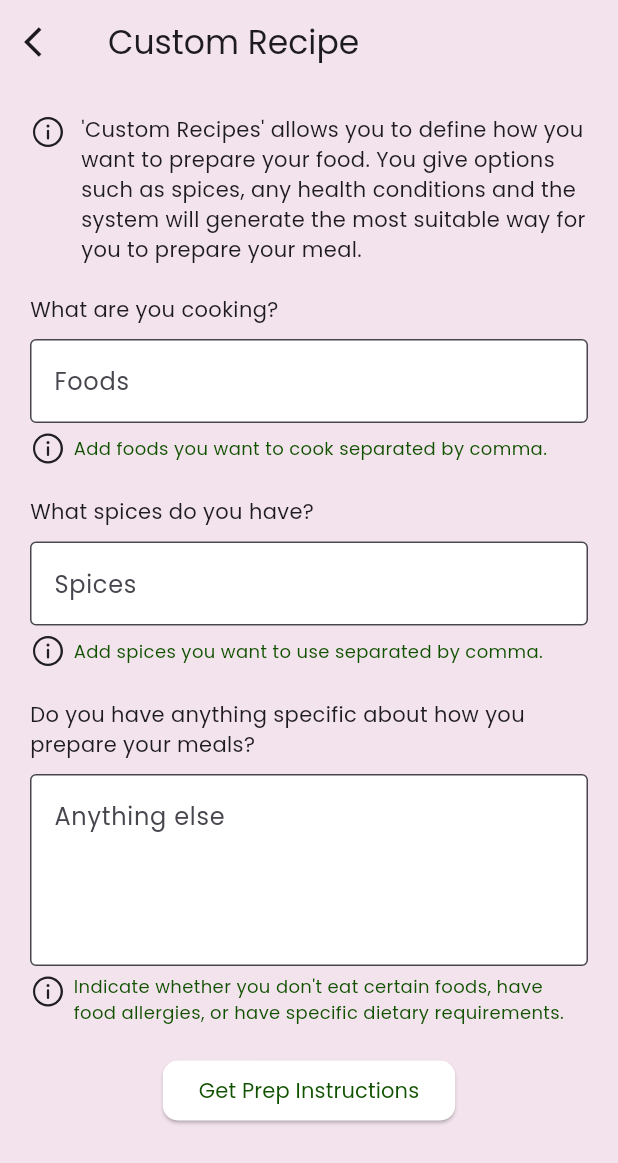
After one commit to BernardMugita/Utakula, a Flutter app: the Recipes screen opened by its route, on a phone screen of 412 x 824 dp. The commit adds this screen. Shown: the top 1163 px of the screen. Run offline on Flutter 3.47's test engine with Material 3 defaults, Android fonts, the phone set to English and light mode, and no system bars; our stand-ins replace carousel_slider, dots_indicator, firebase_auth, firebase_core, firebase_database, firebase_storage and 9 more; accounts and stored records are empty; generated files the repository leaves out were written again; network calls fail.

Commit message:
Changes made to the Recipes page and Meal Templates.

```diff
--- a/meal_planner/lib/main.dart
+++ b/meal_planner/lib/main.dart
@@ -7,7 +7,9 @@ import 'package:meal_planner/screens/how_to_prepare.dart';
 import 'package:meal_planner/screens/invite_friends_family.dart';
 import 'package:meal_planner/screens/login.dart';
 import 'package:meal_planner/screens/day_meal_plan.dart';
+import 'package:meal_planner/screens/meal_templates.dart';
 import 'package:meal_planner/screens/new_meal_plan.dart';
+import 'package:meal_planner/screens/recipes.dart';
 import 'package:meal_planner/screens/user_account.dart';
 import 'package:meal_planner/utils/func_utils.dart';
 import 'package:meal_planner/utils/theme_utils.dart';
@@ -64,6 +66,8 @@ class MyApp extends StatelessWidget {
                 mealPlan: {},
               ),
           '/account': (context) => const UserAccount(),
+          '/meal_templates': (context) => const MealTemplates(),
+          '/recipes': (context) => const Recipes(),
         });
   }
 }
--- a/meal_planner/lib/screens/how_to_prepare.dart
+++ b/meal_planner/lib/screens/how_to_prepare.dart
@@ -78,7 +78,6 @@ class _HowToPrepareState extends State<HowToPrepare> {
     final args = ModalRoute.of(context)?.settings.arguments as Map?;
     selectedPlan = args?['selectedPlan'] ?? {};
 
-    // Fetch instructions for all meal types on initialization
     fetchInstructionsForAllMealTypes();
   }
 
--- /dev/null
+++ b/meal_planner/lib/screens/recipes.dart
@@ -0,0 +1,218 @@
+import 'package:fluentui_system_icons/fluentui_system_icons.dart';
+import 'package:flutter/material.dart';
+import 'package:gap/gap.dart';
+import 'package:meal_planner/utils/theme_utils.dart';
+
+class Recipes extends StatefulWidget {
+  const Recipes({super.key});
+
+  @override
+  State<Recipes> createState() => _RecipesState();
+}
+
+class _RecipesState extends State<Recipes> {
+  TextEditingController foodsController = TextEditingController();
+  TextEditingController spicesController = TextEditingController();
+
+  List<String> foods = [];
+  List<String> spices = [];
+
+  void _addItem(
+      String input, List<String> list, TextEditingController controller) {
+    if (input.isNotEmpty && input.endsWith(',')) {
+      String item =
+          input.substring(0, input.length - 1).trim(); // Remove trailing comma
+      if (item.isNotEmpty) {
+        setState(() {
+          list.add(item);
+        });
+      }
+      controller.clear(); // Clear the text field
+    }
+  }
+
+  void _removeItem(int index, List<String> list) {
+    setState(() {
+      list.removeAt(index);
+    });
+  }
+
+  Widget _buildItemList(List<String> list) {
+    return Wrap(
+      spacing: 5,
+      runSpacing: 5,
+      children: list
+          .asMap()
+          .entries
+          .map((entry) => Chip(
+                label: Text(entry.value),
+                deleteIcon: const Icon(Icons.close),
+                onDeleted: () => _removeItem(entry.key, list),
+              ))
+          .toList(),
+    );
+  }
+
+  @override
+  Widget build(BuildContext context) {
+    return Scaffold(
+      backgroundColor: ThemeUtils.$backgroundColor,
+      appBar: AppBar(
+        elevation: 0,
+        title: const Text("Custom Recipe"),
+        backgroundColor: ThemeUtils.$backgroundColor,
+        leading: GestureDetector(
+          onTap: () => Navigator.pop(context),
+          child: const Icon(Icons.arrow_back_ios),
+        ),
+      ),
+      body: SingleChildScrollView(
+        padding: const EdgeInsets.all(20),
+        child: Column(
+          children: [
+            const Row(
+              crossAxisAlignment: CrossAxisAlignment.start,
+              children: [
+                Icon(FluentIcons.info_24_regular),
+                Gap(10),
+                Expanded(
+                  child: Text(
+                      textAlign: TextAlign.left,
+                      "'Custom Recipes' allows you to define how you want to prepare your food. "
+                      "You give options such as spices, any health conditions and the system will "
+                      "generate the most suitable way for you to prepare your meal."),
+                )
+              ],
+            ),
+            const Gap(20),
+            Column(
+              crossAxisAlignment: CrossAxisAlignment.start,
+              children: [
+                const Text("What are you cooking?"),
+                const Gap(10),
+                _buildItemList(foods),
+                TextField(
+                  controller: foodsController,
+                  decoration: const InputDecoration(
+                    filled: true,
+                    fillColor: ThemeUtils.$secondaryColor,
+                    border: OutlineInputBorder(),
+                    labelText: "Foods",
+                  ),
+                  onChanged: (value) => _addItem(value, foods, foodsController),
+                ),
+                const Gap(5),
+                const SizedBox(
+                  width: double.infinity,
+                  child: Row(
+                    children: [
+                      Icon(FluentIcons.info_24_regular),
+                      Gap(5),
+                      Text(
+                        "Add foods you want to cook separated by comma.",
+                        textAlign: TextAlign.left,
+                        style: TextStyle(
+                            color: ThemeUtils.$primaryColor, fontSize: 12),
+                      )
+                    ],
+                  ),
+                )
+              ],
+            ),
+            const Gap(20),
+            Column(
+              crossAxisAlignment: CrossAxisAlignment.start,
+              children: [
+                const Text("What spices do you have?"),
+                const Gap(10),
+                _buildItemList(spices),
+                TextField(
+                  controller: spicesController,
+                  decoration: const InputDecoration(
+                    filled: true,
+                    fillColor: ThemeUtils.$secondaryColor,
+                    border: OutlineInputBorder(),
+                    labelText: "Spices",
+                  ),
+                  onChanged: (value) =>
+                      _addItem(value, spices, spicesController),
+                ),
+                const Gap(5),
+                const SizedBox(
+                  width: double.infinity,
+                  child: Row(
+                    children: [
+                      Icon(FluentIcons.info_24_regular),
+                      Gap(5),
+                      Text(
+                        "Add spices you want to use separated by comma.",
+                        textAlign: TextAlign.left,
+                        style: TextStyle(
+                            color: ThemeUtils.$primaryColor, fontSize: 12),
+                      )
+                    ],
+                  ),
+                )
+              ],
+            ),
+            const Gap(20),
+            const Column(
+              crossAxisAlignment: CrossAxisAlignment.start,
+              children: [
+                Text(
+                    "Do you have anything specific about how you prepare your meals?"),
+                Gap(10),
+                TextField(
+                    maxLines: 4,
+                    decoration: InputDecoration(
+                        filled: true,
+                        fillColor: ThemeUtils.$secondaryColor,
+                        border: OutlineInputBorder(),
+                        labelText: "Anything else",
+                        alignLabelWithHint: true)),
+                Gap(5),
+                SizedBox(
+                  width: double.infinity,
+                  child: Row(
+                    crossAxisAlignment: CrossAxisAlignment.start,
+                    children: [
+                      Icon(FluentIcons.info_24_regular),
+                      Gap(5),
+                      Expanded(
+                        child: Text(
+                          "Indicate whether you don't eat certain foods, have food allergies, "
+                          "or have specific dietary requirements.",
+                          textAlign: TextAlign.left,
+                          style: TextStyle(
+                              color: ThemeUtils.$primaryColor, fontSize: 12),
+                        ),
+                      )
+                    ],
+                  ),
+                )
+              ],
+            ),
+            const Gap(20),
+            ElevatedButton(
+              style: ButtonStyle(
+                backgroundColor: const WidgetStatePropertyAll(Colors.white),
+                foregroundColor:
+                    const WidgetStatePropertyAll(ThemeUtils.$primaryColor),
+                shape: WidgetStatePropertyAll(
+                  RoundedRectangleBorder(
+                    borderRadius: BorderRadius.circular(10),
+                    side: BorderSide.none,
+                  ),
+                ),
+              ),
+              onPressed: () {
+                // Handle button press
+              },
+              child: const Text("Get Prep Instructions"),
+            )
+          ],
+        ),
+      ),
+    );
+  }
+}
--- a/meal_planner/lib/utils/func_utils.dart
+++ b/meal_planner/lib/utils/func_utils.dart
@@ -9,7 +9,7 @@ import 'package:firebase_storage/firebase_storage.dart';
 class FuncUtils {
   static const $baseUrl = "https://utakula.finalyze.app/utakula";
 
-  static const $serverUrl = "https://9cdc-41-90-174-131.ngrok-free.app/utakula";
+  static const $serverUrl = "https://d0fe-41-90-174-131.ngrok-free.app/utakula";
 
   JsonEncoder encoder = const JsonEncoder.withIndent('  ');
 
--- a/meal_planner/lib/widgets/app_widgets/side_drawer.dart
+++ b/meal_planner/lib/widgets/app_widgets/side_drawer.dart
@@ -73,11 +73,11 @@ class _SideDrawerState extends State<SideDrawer> {
                 tabTitle: 'Recipies'),
             const DrawerTab(
                 icon: Icon(FluentIcons.clock_24_regular),
-                route: '/recipes',
+                route: '/reminders',
                 tabTitle: 'Reminders'),
             const DrawerTab(
                 icon: Icon(FluentIcons.settings_24_regular),
-                route: '/recipes',
+                route: '/settings',
                 tabTitle: 'Settings'),
             const Spacer(),
             ElevatedButton(
--- a/meal_planner/lib/widgets/homepage_widgets/action_items.dart
+++ b/meal_planner/lib/widgets/homepage_widgets/action_items.dart
@@ -64,7 +64,9 @@ class _ActionItemState extends State<ActionItem> {
               border: Border.all(),
               borderRadius: BorderRadius.circular(20)),
           child: ElevatedButton(
-              onPressed: () {},
+              onPressed: () {
+                Navigator.pushNamed(context, '/meal_templates');
+              },
               style: const ButtonStyle(
                   elevation: WidgetStatePropertyAll(0),
                   backgroundColor:
--- a/meal_planner/lib/widgets/homepage_widgets/date_banner.dart
+++ b/meal_planner/lib/widgets/homepage_widgets/date_banner.dart
@@ -131,7 +131,6 @@ class _DateBannerState extends State<DateBanner> {
                         padding: const EdgeInsets.all(10),
                         decoration: BoxDecoration(
                           color: ThemeUtils.$secondaryColor,
-                          border: Border.all(color: ThemeUtils.$primaryColor),
                           borderRadius: BorderRadius.circular(10),
                         ),
                         child: const Text(
--- a/meal_planner/lib/widgets/homepage_widgets/days_widget.dart
+++ b/meal_planner/lib/widgets/homepage_widgets/days_widget.dart
@@ -37,8 +37,6 @@ class _DaysWidgetState extends State<DaysWidget> {
     // final isFetchingMealPlan = widget.isFetchingMealPlan;
     List myMealPlan = widget.myMealPlan;
     List sharedMealPlans = widget.sharedPlans;
-
-    print(MediaQuery.of(context).size.width);
 
     return Container(
       width: double.infinity,
@@ -116,7 +114,7 @@ class _DaysWidgetState extends State<DaysWidget> {
                                 backgroundColor:
                                     ThemeUtils.$blacks.withOpacity(0.1),
                                 child: const Icon(
-                                  FluentIcons.food_chicken_leg_24_regular,
+                                  FluentIcons.people_24_regular,
                                   size: 16,
                                   color: ThemeUtils.$primaryColor,
                                 ),
```
Also changed, not shown: meal_planner/lib/screens/login.dart (+32 -8 lines), meal_planner/lib/screens/meal_templates.dart (added, +37 -0 lines).
